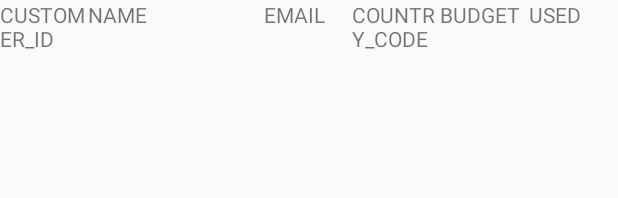
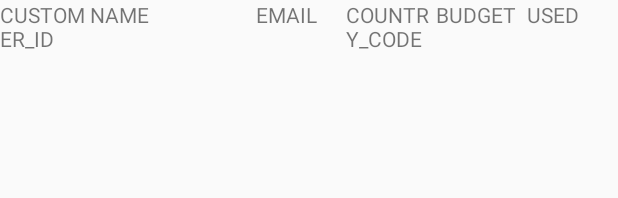
Before and after one commit to jutturong/example_json_android_mysql, an Android app: the layout activity_column.xml on its own in the app's theme, with its tools: preview values and no code run, on a phone screen of 412 x 824 dp. Shown: the top 198 px of the screen. Run offline under Robolectric (Android 15) with nearby library versions, the phone set to English and light mode, and no system bars.

Commit message:
6 8/10/59

```diff
--- a/sqlitetest1/app/src/main/res/layout/activity_column.xml
+++ b/sqlitetest1/app/src/main/res/layout/activity_column.xml
@@ -5,35 +5,40 @@
 
     <TextView
         android:id="@+id/Col_CUSTOMER_ID"
-        android:layout_width="0dp"
+        android:layout_width="10dp"
+
         android:layout_height="wrap_content"
         android:layout_weight="1"
         android:text="CUSTOMER_ID"/>
 
     <TextView
         android:id="@+id/Col_NAME"
-        android:layout_width="0dp"
+        android:layout_width="10dp"
+
         android:layout_height="wrap_content"
         android:layout_weight="2"
         android:text="NAME"/>
 
     <TextView
         android:id="@+id/Col_EMAIL"
-        android:layout_width="0dp"
+        android:layout_width="10dp"
+
         android:layout_height="wrap_content"
         android:layout_weight="1"
         android:text="EMAIL" />
 
     <TextView
         android:id="@+id/Col_COUNTRY_CODE"
-        android:layout_width="0dp"
+        android:layout_width="10dp"
+
         android:layout_height="wrap_content"
         android:layout_weight="1"
         android:text="COUNTRY_CODE" />
 
     <TextView
         android:id="@+id/Col_BUDGET"
-        android:layout_width="0dp"
+        android:layout_width="10dp"
+
         android:layout_height="wrap_content"
         android:layout_weight="1"
         android:text="BUDGET" />
@@ -41,7 +46,8 @@
 
     <TextView
         android:id="@+id/Col_USED"
-        android:layout_width="0dp"
+        android:layout_width="10dp"
+
         android:layout_height="wrap_content"
         android:layout_weight="1"
         android:text="USED" />
```
